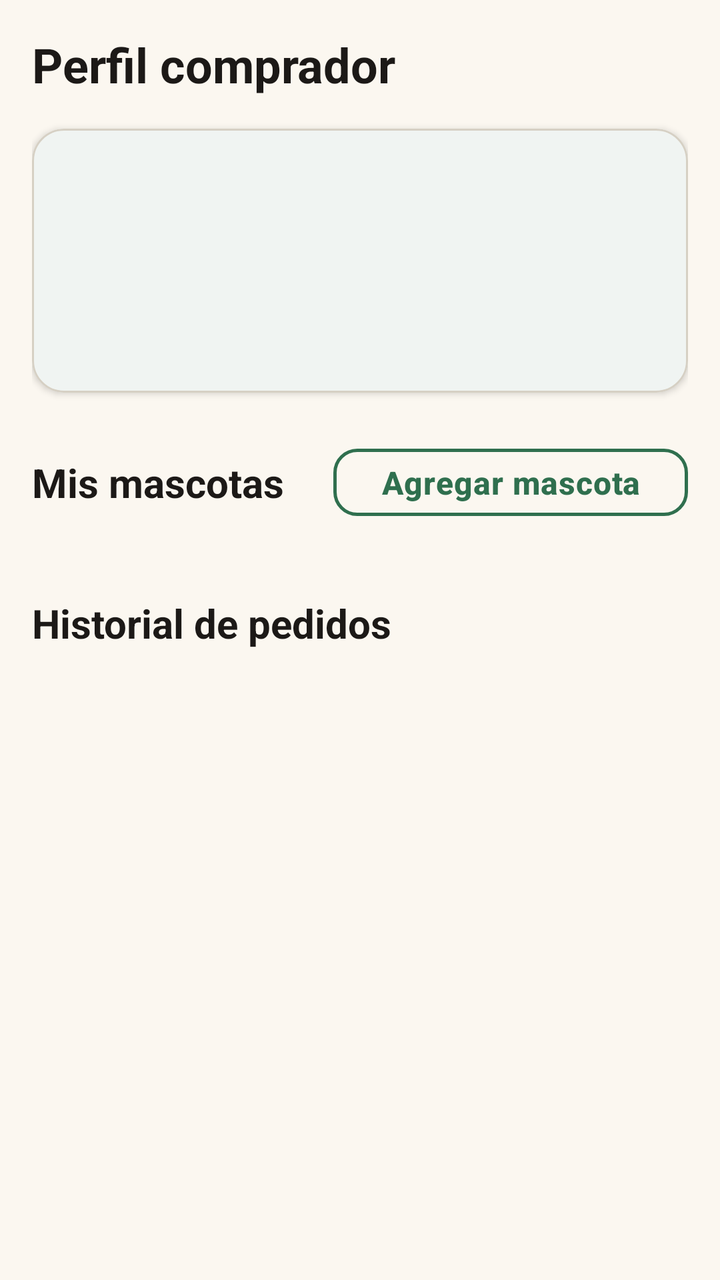
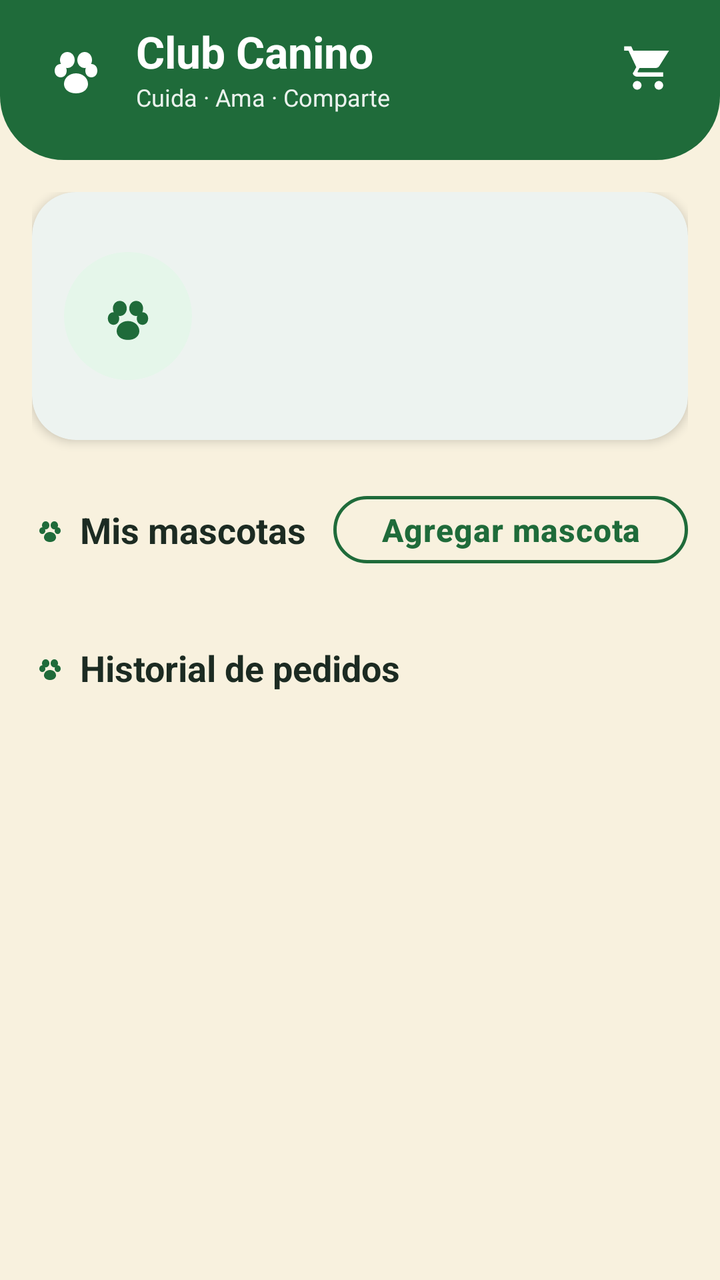

The first picture is an Android layout as it rendered before a commit; the second is the same layout after the commit. The layout source and the unified diff follow.
<!-- AndroidManifest.xml: application theme Theme.ClubCanino -->
<!-- res/layout/fragment_buyer_profile.xml -->
<?xml version="1.0" encoding="utf-8"?>
<androidx.core.widget.NestedScrollView xmlns:android="http://schemas.android.com/apk/res/android"
    android:layout_width="match_parent"
    android:layout_height="match_parent"
    android:background="@drawable/bg_screen"
    android:fillViewport="true">

    <LinearLayout
        android:layout_width="match_parent"
        android:layout_height="wrap_content"
        android:orientation="vertical"
        android:paddingStart="@dimen/screen_padding_horizontal"
        android:paddingTop="@dimen/spacing_lg"
        android:paddingEnd="@dimen/screen_padding_horizontal"
        android:paddingBottom="@dimen/spacing_xl">

        <TextView
            android:layout_width="match_parent"
            android:layout_height="wrap_content"
            android:text="@string/buyer_profile_title"
            android:textAppearance="@style/TextAppearance.ClubCanino.Headline" />

        <com.google.android.material.card.MaterialCardView
            style="@style/Widget.ClubCanino.Card"
            android:layout_width="match_parent"
            android:layout_height="wrap_content"
            android:layout_marginTop="@dimen/spacing_lg">

            <LinearLayout
                android:layout_width="match_parent"
                android:layout_height="wrap_content"
                android:orientation="vertical">

                <TextView
                    android:id="@+id/textName"
                    android:layout_width="match_parent"
                    android:layout_height="wrap_content"
                    android:textAppearance="@style/TextAppearance.ClubCanino.Title" />

                <TextView
                    android:id="@+id/textEmail"
                    android:layout_width="match_parent"
                    android:layout_height="wrap_content"
                    android:layout_marginTop="@dimen/spacing_sm"
                    android:textAppearance="@style/TextAppearance.ClubCanino.Body.Secondary" />

                <TextView
                    android:id="@+id/textPhone"
                    android:layout_width="match_parent"
                    android:layout_height="wrap_content"
                    android:layout_marginTop="@dimen/spacing_xs"
                    android:textAppearance="@style/TextAppearance.ClubCanino.Body.Secondary" />

                <TextView
                    android:id="@+id/textCity"
                    android:layout_width="match_parent"
                    android:layout_height="wrap_content"
                    android:layout_marginTop="@dimen/spacing_xs"
                    android:textAppearance="@style/TextAppearance.ClubCanino.Body.Secondary" />
            </LinearLayout>
        </com.google.android.material.card.MaterialCardView>

        <LinearLayout
            android:layout_width="match_parent"
            android:layout_height="wrap_content"
            android:layout_marginTop="@dimen/spacing_xl"
            android:gravity="center_vertical"
            android:orientation="horizontal">

            <TextView
                android:layout_width="0dp"
                android:layout_height="wrap_content"
                android:layout_weight="1"
                android:text="@string/buyer_pets_title"
                android:textAppearance="@style/TextAppearance.ClubCanino.Title" />

            <com.google.android.material.button.MaterialButton
                android:id="@+id/buttonAddPet"
                style="@style/Widget.ClubCanino.Button.Secondary"
                android:layout_width="wrap_content"
                android:layout_height="wrap_content"
                android:minHeight="@dimen/button_height_small"
                android:text="@string/action_add_pet" />
        </LinearLayout>

        <LinearLayout
            android:id="@+id/containerPets"
            android:layout_width="match_parent"
            android:layout_height="wrap_content"
            android:layout_marginTop="@dimen/spacing_md"
            android:orientation="vertical" />

        <TextView
            android:layout_width="match_parent"
            android:layout_height="wrap_content"
            android:layout_marginTop="@dimen/spacing_xl"
            android:text="@string/buyer_orders_title"
            android:textAppearance="@style/TextAppearance.ClubCanino.Title" />

        <LinearLayout
            android:id="@+id/containerOrders"
            android:layout_width="match_parent"
            android:layout_height="wrap_content"
            android:layout_marginTop="@dimen/spacing_md"
            android:orientation="vertical" />
    </LinearLayout>
</androidx.core.widget.NestedScrollView>
<!-- resources referenced by this layout -->
<resources>
  <dimen name="spacing_lg">16dp</dimen>
  <dimen name="spacing_md">12dp</dimen>
  <dimen name="spacing_sm">8dp</dimen>
  <dimen name="spacing_xl">24dp</dimen>
  <dimen name="spacing_xs">4dp</dimen>
  <!-- drawable bg_screen (drawable) -->
  <?xml version="1.0" encoding="utf-8"?>
  <shape xmlns:android="http://schemas.android.com/apk/res/android"
      android:shape="rectangle">
      <solid android:color="@color/cream_background" />
  </shape>
  <string name="buyer_profile_title">Perfil comprador</string>
  <style name="TextAppearance.ClubCanino.Body.Secondary" parent="TextAppearance.ClubCanino.Body">
          <item name="android:textSize">@dimen/text_body_small</item>
          <item name="android:textColor">@color/text_secondary</item>
      </style>
  <style name="TextAppearance.ClubCanino.Headline" parent="TextAppearance.Material3.HeadlineMedium">
          <item name="android:textSize">@dimen/text_headline</item>
          <item name="android:textColor">@color/text_primary</item>
          <item name="android:textStyle">bold</item>
      </style>
  <style name="TextAppearance.ClubCanino.Title" parent="TextAppearance.Material3.TitleLarge">
          <item name="android:textSize">@dimen/text_title</item>
          <item name="android:textColor">@color/text_primary</item>
          <item name="android:textStyle">bold</item>
      </style>
  <style name="TextAppearance.ClubCanino.Body" parent="TextAppearance.Material3.BodyLarge">
          <item name="android:textSize">@dimen/text_body</item>
          <item name="android:textColor">@color/text_primary</item>
          <item name="android:lineSpacingExtra">2dp</item>
      </style>
  <dimen name="text_body_small">14sp</dimen>
  <dimen name="text_headline">24sp</dimen>
  <color name="text_primary">#FF1C1917</color>
  <dimen name="text_title">20sp</dimen>
  <dimen name="button_height">52dp</dimen>
  <dimen name="button_min_width">120dp</dimen>
  <color name="green_primary">#FF2F6F4E</color>
  <dimen name="radius_md">12dp</dimen>
  <color name="cream_surface">#FFFFFFFF</color>
  <dimen name="radius_lg">16dp</dimen>
  <dimen name="card_elevation">2dp</dimen>
  <dimen name="card_padding">16dp</dimen>
  <color name="outline">#FFD6D0C4</color>
  <dimen name="card_stroke_width">1dp</dimen>
  <dimen name="text_body">16sp</dimen>
  <dimen name="text_button">16sp</dimen>
  <color name="accent_warm">#FFE07A3D</color>
  <color name="error">#FFC0392B</color>
  <color name="white">#FFFFFFFF</color>
  <color name="divider">#FFEBE6DC</color>
  <dimen name="elevation_sm">2dp</dimen>
  <color name="text_hint">#FFA8A29E</color>
  <dimen name="input_height">56dp</dimen>
  <!-- unchanged entries left out for length: 32 -->
</resources>

<!-- the commit's change to res/layout/fragment_buyer_profile.xml (unified diff, before → after) -->
@@ -1,107 +1,257 @@
 <?xml version="1.0" encoding="utf-8"?>
-<androidx.core.widget.NestedScrollView xmlns:android="http://schemas.android.com/apk/res/android"
+<LinearLayout xmlns:android="http://schemas.android.com/apk/res/android"
+    xmlns:app="http://schemas.android.com/apk/res-auto"
     android:layout_width="match_parent"
     android:layout_height="match_parent"
-    android:background="@drawable/bg_screen"
-    android:fillViewport="true">
-
-    <LinearLayout
+    android:background="@color/buyer_cream"
+    android:orientation="vertical">
+
+    <include layout="@layout/include_buyer_header" />
+
+    <androidx.core.widget.NestedScrollView
         android:layout_width="match_parent"
-        android:layout_height="wrap_content"
-        android:orientation="vertical"
-        android:paddingStart="@dimen/screen_padding_horizontal"
-        android:paddingTop="@dimen/spacing_lg"
-        android:paddingEnd="@dimen/screen_padding_horizontal"
-        android:paddingBottom="@dimen/spacing_xl">
-
-        <TextView
-            android:layout_width="match_parent"
-            android:layout_height="wrap_content"
-            android:text="@string/buyer_profile_title"
-            android:textAppearance="@style/TextAppearance.ClubCanino.Headline" />
-
-        <com.google.android.material.card.MaterialCardView
-            style="@style/Widget.ClubCanino.Card"
-            android:layout_width="match_parent"
-            android:layout_height="wrap_content"
-            android:layout_marginTop="@dimen/spacing_lg">
-
-            <LinearLayout
-                android:layout_width="match_parent"
-                android:layout_height="wrap_content"
-                android:orientation="vertical">
-
-                <TextView
-                    android:id="@+id/textName"
-                    android:layout_width="match_parent"
-                    android:layout_height="wrap_content"
-                    android:textAppearance="@style/TextAppearance.ClubCanino.Title" />
-
-                <TextView
-                    android:id="@+id/textEmail"
-                    android:layout_width="match_parent"
-                    android:layout_height="wrap_content"
-                    android:layout_marginTop="@dimen/spacing_sm"
-                    android:textAppearance="@style/TextAppearance.ClubCanino.Body.Secondary" />
-
-                <TextView
-                    android:id="@+id/textPhone"
-                    android:layout_width="match_parent"
-                    android:layout_height="wrap_content"
-                    android:layout_marginTop="@dimen/spacing_xs"
-                    android:textAppearance="@style/TextAppearance.ClubCanino.Body.Secondary" />
-
-                <TextView
-                    android:id="@+id/textCity"
-                    android:layout_width="match_parent"
-                    android:layout_height="wrap_content"
-                    android:layout_marginTop="@dimen/spacing_xs"
-                    android:textAppearance="@style/TextAppearance.ClubCanino.Body.Secondary" />
-            </LinearLayout>
-        </com.google.android.material.card.MaterialCardView>
+        android:layout_height="0dp"
+        android:layout_weight="1"
+        android:clipToPadding="false"
+        android:fillViewport="true">
 
         <LinearLayout
             android:layout_width="match_parent"
             android:layout_height="wrap_content"
-            android:layout_marginTop="@dimen/spacing_xl"
-            android:gravity="center_vertical"
-            android:orientation="horizontal">
-
-            <TextView
-                android:layout_width="0dp"
-                android:layout_height="wrap_content"
-                android:layout_weight="1"
-                android:text="@string/buyer_pets_title"
-                android:textAppearance="@style/TextAppearance.ClubCanino.Title" />
-
-            <com.google.android.material.button.MaterialButton
-                android:id="@+id/buttonAddPet"
-                style="@style/Widget.ClubCanino.Button.Secondary"
-                android:layout_width="wrap_content"
-                android:layout_height="wrap_content"
-                android:minHeight="@dimen/button_height_small"
-                android:text="@string/action_add_pet" />
+            android:orientation="vertical"
+            android:paddingStart="@dimen/screen_padding_horizontal"
+            android:paddingTop="@dimen/spacing_lg"
+            android:paddingEnd="@dimen/screen_padding_horizontal"
+            android:paddingBottom="@dimen/spacing_xl">
+
+            <com.google.android.material.card.MaterialCardView
+                android:layout_width="match_parent"
+                android:layout_height="wrap_content"
+                app:cardBackgroundColor="@color/white"
+                app:cardCornerRadius="22dp"
+                app:cardElevation="3dp"
+                app:contentPadding="16dp"
+                app:strokeWidth="0dp">
+
+                <LinearLayout
+                    android:layout_width="match_parent"
+                    android:layout_height="wrap_content"
+                    android:gravity="center_vertical"
+                    android:orientation="horizontal">
+
+                    <FrameLayout
+                        android:layout_width="64dp"
+                        android:layout_height="64dp"
+                        android:background="@drawable/bg_buyer_avatar">
+
+                        <ImageView
+                            android:layout_width="34dp"
+                            android:layout_height="34dp"
+                            android:layout_gravity="center"
+                            android:contentDescription="@null"
+                            android:importantForAccessibility="no"
+                            android:src="@drawable/ic_paw"
+                            android:tint="@color/buyer_forest" />
+                    </FrameLayout>
+
+                    <LinearLayout
+                        android:layout_width="0dp"
+                        android:layout_height="wrap_content"
+                        android:layout_marginStart="@dimen/spacing_md"
+                        android:layout_weight="1"
+                        android:orientation="vertical">
+
+                        <TextView
+                            android:id="@+id/textName"
+                            android:layout_width="match_parent"
+                            android:layout_height="wrap_content"
+                            android:textColor="@color/buyer_text"
+                            android:textSize="20sp"
+                            android:textStyle="bold" />
+
+                        <TextView
+                            android:id="@+id/textEmail"
+                            android:layout_width="match_parent"
+                            android:layout_height="wrap_content"
+                            android:layout_marginTop="4dp"
+                            android:textColor="@color/buyer_text_muted"
+                            android:textSize="14sp" />
+
+                        <TextView
+                            android:id="@+id/textPhone"
+                            android:layout_width="match_parent"
+                            android:layout_height="wrap_content"
+                            android:layout_marginTop="2dp"
+                            android:textColor="@color/buyer_text_muted"
+                            android:textSize="14sp" />
+
+                        <TextView
+                            android:id="@+id/textCity"
+                            android:layout_width="match_parent"
+                            android:layout_height="wrap_content"
+                            android:layout_marginTop="2dp"
+                            android:textColor="@color/buyer_forest"
+                            android:textSize="14sp"
+                            android:textStyle="bold" />
+                    </LinearLayout>
+                </LinearLayout>
+            </com.google.android.material.card.MaterialCardView>
+
+            <LinearLayout
+                android:layout_width="match_parent"
+                android:layout_height="wrap_content"
+                android:layout_marginTop="@dimen/spacing_xl"
+                android:gravity="center_vertical"
+                android:orientation="horizontal">
+
+                <ImageView
+                    android:layout_width="18dp"
+                    android:layout_height="18dp"
+                    android:contentDescription="@null"
+                    android:importantForAccessibility="no"
+                    android:src="@drawable/ic_paw"
+                    android:tint="@color/buyer_forest" />
+
+                <TextView
+                    android:layout_width="0dp"
+                    android:layout_height="wrap_content"
+                    android:layout_marginStart="6dp"
+                    android:layout_weight="1"
+                    android:text="@string/buyer_pets_title"
+                    android:textColor="@color/buyer_text"
+                    android:textSize="18sp"
+                    android:textStyle="bold" />
+
+                <com.google.android.material.button.MaterialButton
+                    android:id="@+id/buttonAddPet"
+                    style="@style/Widget.ClubCanino.Button.Secondary"
+                    android:layout_width="wrap_content"
+                    android:layout_height="wrap_content"
+                    android:minHeight="@dimen/button_height_small"
+                    android:text="@string/action_add_pet"
+                    android:textAllCaps="false"
+                    android:textColor="@color/buyer_forest"
+                    app:cornerRadius="20dp"
+                    app:strokeColor="@color/buyer_forest" />
+            </LinearLayout>
+
+            <LinearLayout
+                android:id="@+id/containerPets"
+                android:layout_width="match_parent"
+                android:layout_height="wrap_content"
+                android:layout_marginTop="@dimen/spacing_md"
+                android:orientation="vertical" />
+
+            <LinearLayout
+                android:layout_width="match_parent"
+                android:layout_height="wrap_content"
+                android:layout_marginTop="@dimen/spacing_xl"
+                android:gravity="center_vertical"
+                android:orientation="horizontal">
+
+                <ImageView
+                    android:layout_width="18dp"
+                    android:layout_height="18dp"
+                    android:contentDescription="@null"
+                    android:importantForAccessibility="no"
+                    android:src="@drawable/ic_paw"
+                    android:tint="@color/buyer_forest" />
+
+                <TextView
+                    android:layout_width="match_parent"
+                    android:layout_height="wrap_content"
+                    android:layout_marginStart="6dp"
+                    android:text="@string/buyer_orders_title"
+                    android:textColor="@color/buyer_text"
+                    android:textSize="18sp"
+                    android:textStyle="bold" />
+            </LinearLayout>
+
+            <LinearLayout
+                android:id="@+id/containerOrders"
+                android:layout_width="match_parent"
+                android:layout_height="wrap_content"
+                android:layout_marginTop="@dimen/spacing_md"
+                android:orientation="vertical" />
         </LinearLayout>
-
-        <LinearLayout
-            android:id="@+id/containerPets"
-            android:layout_width="match_parent"
+    </androidx.core.widget.NestedScrollView>
+</LinearLayout>
+<!-- res/layout/include_buyer_header.xml (included above) -->
+<?xml version="1.0" encoding="utf-8"?>
+<LinearLayout xmlns:android="http://schemas.android.com/apk/res/android"
+    android:layout_width="match_parent"
+    android:layout_height="wrap_content"
+    android:background="@drawable/bg_buyer_header"
+    android:gravity="center_vertical"
+    android:orientation="horizontal"
+    android:paddingStart="20dp"
+    android:paddingTop="10dp"
+    android:paddingEnd="12dp"
+    android:paddingBottom="22dp">
+
+    <ImageView
+        android:layout_width="36dp"
+        android:layout_height="36dp"
+        android:contentDescription="@null"
+        android:importantForAccessibility="no"
+        android:src="@drawable/ic_paw"
+        android:tint="@color/white" />
+
+    <LinearLayout
+        android:layout_width="0dp"
+        android:layout_height="wrap_content"
+        android:layout_marginStart="12dp"
+        android:layout_weight="1"
+        android:orientation="vertical">
+
+        <TextView
+            android:layout_width="wrap_content"
             android:layout_height="wrap_content"
-            android:layout_marginTop="@dimen/spacing_md"
-            android:orientation="vertical" />
+            android:text="@string/app_name"
+            android:textColor="@color/white"
+            android:textSize="22sp"
+            android:textStyle="bold" />
 
         <TextView
-            android:layout_width="match_parent"
+            android:layout_width="wrap_content"
             android:layout_height="wrap_content"
-            android:layout_marginTop="@dimen/spacing_xl"
-            android:text="@string/buyer_orders_title"
-            android:textAppearance="@style/TextAppearance.ClubCanino.Title" />
-
-        <LinearLayout
-            android:id="@+id/containerOrders"
-            android:layout_width="match_parent"
-            android:layout_height="wrap_content"
-            android:layout_marginTop="@dimen/spacing_md"
-            android:orientation="vertical" />
+            android:text="@string/buyer_brand_tagline"
+            android:textColor="#E8FFFFFF"
+            android:textSize="12sp" />
     </LinearLayout>
-</androidx.core.widget.NestedScrollView>
+
+    <FrameLayout
+        android:id="@+id/buttonHeaderCart"
+        android:layout_width="48dp"
+        android:layout_height="48dp"
+        android:background="?attr/selectableItemBackgroundBorderless"
+        android:clickable="true"
+        android:contentDescription="@string/cd_open_cart"
+        android:focusable="true">
+
+        <ImageView
+            android:layout_width="26dp"
+            android:layout_height="26dp"
+            android:layout_gravity="center"
+            android:contentDescription="@string/cd_open_cart"
+            android:src="@drawable/ic_nav_cart"
+            android:tint="@color/white" />
+
+        <TextView
+            android:id="@+id/textCartBadge"
+            android:layout_width="wrap_content"
+            android:layout_height="18dp"
+            android:layout_gravity="end|top"
+            android:layout_marginTop="6dp"
+            android:layout_marginEnd="4dp"
+            android:background="@drawable/bg_buyer_cart_badge"
+            android:gravity="center"
+            android:minWidth="18dp"
+            android:paddingStart="4dp"
+            android:paddingEnd="4dp"
+            android:textColor="@color/white"
+            android:textSize="10sp"
+            android:textStyle="bold"
+            android:visibility="gone" />
+    </FrameLayout>
+</LinearLayout>
<!-- resource entries referenced after the edit -->
@@ -1,40 +1,73 @@
 <!-- resources referenced by this layout -->
 <resources>
+  <color name="buyer_cream">#FFF8F1DE</color>
+  <color name="buyer_forest">#FF1F6B3A</color>
+  <color name="buyer_text">#FF1C2B22</color>
+  <color name="buyer_text_muted">#FF6E7568</color>
   <dimen name="spacing_lg">16dp</dimen>
   <dimen name="spacing_md">12dp</dimen>
-  <dimen name="spacing_sm">8dp</dimen>
   <dimen name="spacing_xl">24dp</dimen>
-  <dimen name="spacing_xs">4dp</dimen>
-  <!-- drawable bg_screen (drawable) -->
+  <!-- drawable bg_buyer_avatar (drawable) -->
+  <?xml version="1.0" encoding="utf-8"?>
+  <shape xmlns:android="http://schemas.android.com/apk/res/android"
+      android:shape="oval">
+      <solid android:color="@color/buyer_forest_soft" />
+  </shape>
+  <!-- drawable bg_buyer_cart_badge (drawable) -->
+  <?xml version="1.0" encoding="utf-8"?>
+  <shape xmlns:android="http://schemas.android.com/apk/res/android"
+      android:shape="oval">
+      <solid android:color="@color/buyer_badge_offer" />
+  </shape>
+  <!-- drawable bg_buyer_header (drawable) -->
   <?xml version="1.0" encoding="utf-8"?>
   <shape xmlns:android="http://schemas.android.com/apk/res/android"
       android:shape="rectangle">
-      <solid android:color="@color/cream_background" />
+      <solid android:color="@color/buyer_forest" />
+      <corners
+          android:bottomLeftRadius="32dp"
+          android:bottomRightRadius="32dp" />
   </shape>
-  <string name="buyer_profile_title">Perfil comprador</string>
-  <style name="TextAppearance.ClubCanino.Body.Secondary" parent="TextAppearance.ClubCanino.Body">
-          <item name="android:textSize">@dimen/text_body_small</item>
-          <item name="android:textColor">@color/text_secondary</item>
-      </style>
-  <style name="TextAppearance.ClubCanino.Headline" parent="TextAppearance.Material3.HeadlineMedium">
-          <item name="android:textSize">@dimen/text_headline</item>
-          <item name="android:textColor">@color/text_primary</item>
-          <item name="android:textStyle">bold</item>
-      </style>
-  <style name="TextAppearance.ClubCanino.Title" parent="TextAppearance.Material3.TitleLarge">
-          <item name="android:textSize">@dimen/text_title</item>
-          <item name="android:textColor">@color/text_primary</item>
-          <item name="android:textStyle">bold</item>
-      </style>
-  <style name="TextAppearance.ClubCanino.Body" parent="TextAppearance.Material3.BodyLarge">
-          <item name="android:textSize">@dimen/text_body</item>
-          <item name="android:textColor">@color/text_primary</item>
-          <item name="android:lineSpacingExtra">2dp</item>
-      </style>
-  <dimen name="text_body_small">14sp</dimen>
-  <dimen name="text_headline">24sp</dimen>
+  <!-- drawable ic_nav_cart (drawable) -->
+  <?xml version="1.0" encoding="utf-8"?>
+  <vector xmlns:android="http://schemas.android.com/apk/res/android"
+      android:width="24dp"
+      android:height="24dp"
+      android:viewportWidth="24"
+      android:viewportHeight="24">
+      <path
+          android:fillColor="@color/green_primary"
+          android:pathData="M7,18c-1.1,0 -1.99,0.9 -1.99,2S5.9,22 7,22s2,-0.9 2,-2 -0.9,-2 -2,-2zM1,2v2h2l3.6,7.59 -1.35,2.45C4.52,14.37 5.48,16 7,16h12v-2H7.42c-0.14,0 -0.25,-0.11 -0.25,-0.25l0.03,-0.12 0.9,-1.63h7.45c0.75,0 1.41,-0.41 1.75,-1.03L21.7,4H5.21l-0.94,-2H1zM17,18c-1.1,0 -1.99,0.9 -1.99,2s0.89,2 1.99,2 2,-0.9 2,-2 -0.9,-2 -2,-2z" />
+  </vector>
+  <!-- drawable ic_paw (drawable) -->
+  <?xml version="1.0" encoding="utf-8"?>
+  <vector xmlns:android="http://schemas.android.com/apk/res/android"
+      android:width="108dp"
+      android:height="108dp"
+      android:viewportWidth="108"
+      android:viewportHeight="108">
+      <path
+          android:fillColor="@color/green_primary"
+          android:pathData="M54,62c-10,0 -18,7 -18,16c0,7 6,14 18,14s18,-7 18,-14c0,-9 -8,-16 -18,-16z" />
+      <path
+          android:fillColor="@color/green_primary"
+          android:pathData="M30,42c0,-7 5,-12 11,-12s11,5 11,12 -5,12 -11,12 -11,-5 -11,-12z" />
+      <path
+          android:fillColor="@color/green_primary"
+          android:pathData="M56,42c0,-7 5,-12 11,-12s11,5 11,12 -5,12 -11,12 -11,-5 -11,-12z" />
+      <path
+          android:fillColor="@color/green_primary"
+          android:pathData="M22,58c0,-6 4,-10 9,-10s9,4 9,10 -4,10 -9,10 -9,-4 -9,-10z" />
+      <path
+          android:fillColor="@color/green_primary"
+          android:pathData="M68,58c0,-6 4,-10 9,-10s9,4 9,10 -4,10 -9,10 -9,-4 -9,-10z" />
+  </vector>
+  <string name="app_name">Club Canino</string>
+  <string name="buyer_brand_tagline">Cuida · Ama · Comparte</string>
+  <string name="cd_open_cart">Abrir carrito</string>
+  <color name="buyer_forest_soft">#FFE5F6EA</color>
+  <color name="buyer_badge_offer">#FFE53935</color>
   <color name="text_primary">#FF1C1917</color>
-  <dimen name="text_title">20sp</dimen>
   <dimen name="button_height">52dp</dimen>
   <dimen name="button_min_width">120dp</dimen>
   <color name="green_primary">#FF2F6F4E</color>
